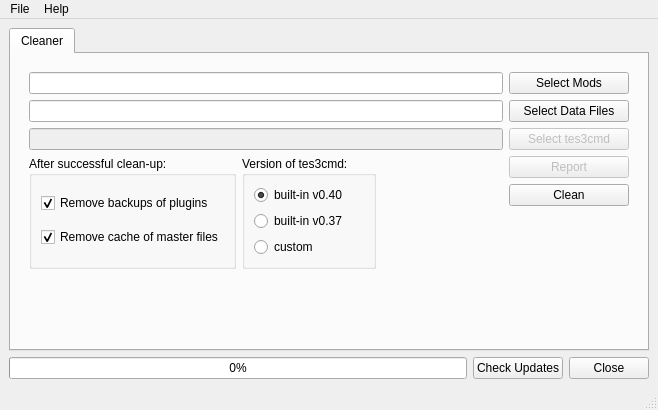
This is moht/ui/qtgui.ui in emcek/modhelpertool as Qt 5 draws it before an edit. The edited form follows.
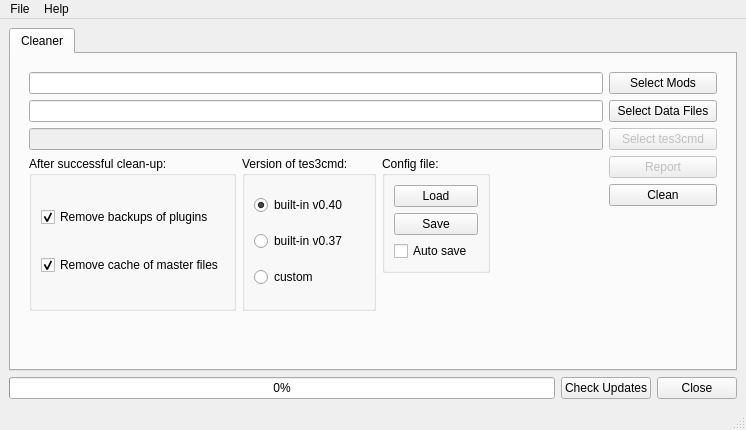
This is the edited form. Icons and pictures are not drawn.

What changed in the file:
```diff
--- a/moht/ui/qtgui.ui
+++ b/moht/ui/qtgui.ui
@@ -6,8 +6,8 @@
    <rect>
     <x>0</x>
     <y>0</y>
-    <width>658</width>
-    <height>410</height>
+    <width>746</width>
+    <height>430</height>
    </rect>
   </property>
   <property name="minimumSize">
@@ -63,17 +63,42 @@
           </property>
           <widget class="QWidget" name="page_clean">
            <layout class="QGridLayout" name="gridLayout_4">
-            <item row="0" column="0" colspan="3">
-             <widget class="QLineEdit" name="le_mods_dir"/>
-            </item>
-            <item row="2" column="0" colspan="3">
-             <widget class="QLineEdit" name="le_tes3cmd">
-              <property name="enabled">
-               <bool>false</bool>
+            <item row="5" column="0" rowspan="4">
+             <widget class="QGroupBox" name="groupBox">
+              <property name="title">
+               <string>After successful clean-up:</string>
               </property>
+              <layout class="QVBoxLayout" name="verticalLayout">
+               <item>
+                <widget class="QCheckBox" name="cb_rm_backup">
+                 <property name="toolTip">
+                  <string>&lt;html&gt;&lt;head/&gt;&lt;body&gt;&lt;p&gt;During clean-up plugin file is copied to Data Files folder.&lt;/p&gt;&lt;p&gt;Cleaning proces create new plugin file.&lt;/p&gt;&lt;p&gt;When checkbox is checked dirty plugin file is removed.&lt;/p&gt;&lt;/body&gt;&lt;/html&gt;</string>
+                 </property>
+                 <property name="text">
+                  <string>Remove backups of plugins</string>
+                 </property>
+                 <property name="checked">
+                  <bool>true</bool>
+                 </property>
+                </widget>
+               </item>
+               <item>
+                <widget class="QCheckBox" name="cb_rm_cache">
+                 <property name="toolTip">
+                  <string>&lt;html&gt;&lt;head/&gt;&lt;body&gt;&lt;p&gt;Clean-up proccess create cache of master files in Data FIles folder.&lt;/p&gt;&lt;p&gt;It speed up cleaning a bit, but it takes some disk space as well.&lt;/p&gt;&lt;p&gt;When checkbox is checked, this cache is removed.&lt;/p&gt;&lt;/body&gt;&lt;/html&gt;</string>
+                 </property>
+                 <property name="text">
+                  <string>Remove cache of master files</string>
+                 </property>
+                 <property name="checked">
+                  <bool>true</bool>
+                 </property>
+                </widget>
+               </item>
+              </layout>
              </widget>
             </item>
-            <item row="1" column="3">
+            <item row="1" column="4">
              <widget class="QPushButton" name="pb_morrowind_dir">
               <property name="toolTip">
                <string>&lt;html&gt;&lt;head/&gt;&lt;body&gt;&lt;p&gt;Select &lt;span style=&quot; font-weight:600;&quot;&gt;Data Files &lt;/span&gt;folder of Morrowind installation&lt;/p&gt;&lt;/body&gt;&lt;/html&gt;</string>
@@ -83,63 +108,7 @@
               </property>
              </widget>
             </item>
-            <item row="0" column="3">
-             <widget class="QPushButton" name="pb_mods_dir">
-              <property name="toolTip">
-               <string>&lt;html&gt;&lt;head/&gt;&lt;body&gt;&lt;p&gt;Select root folder with Mods to clean.&lt;/p&gt;&lt;/body&gt;&lt;/html&gt;</string>
-              </property>
-              <property name="text">
-               <string>Select Mods</string>
-              </property>
-             </widget>
-            </item>
-            <item row="1" column="0" colspan="3">
-             <widget class="QLineEdit" name="le_morrowind_dir"/>
-            </item>
-            <item row="2" column="3">
-             <widget class="QPushButton" name="pb_tes3cmd">
-              <property name="enabled">
-               <bool>false</bool>
-              </property>
-              <property name="toolTip">
-               <string>&lt;html&gt;&lt;head/&gt;&lt;body&gt;&lt;p&gt;Select custom &lt;span style=&quot; font-weight:600;&quot;&gt;tes3cmd&lt;/span&gt; executable file, or keep using built-in one&lt;/p&gt;&lt;/body&gt;&lt;/html&gt;</string>
-              </property>
-              <property name="text">
-               <string>Select tes3cmd</string>
-              </property>
-             </widget>
-            </item>
-            <item row="4" column="3">
-             <widget class="QPushButton" name="pb_clean">
-              <property name="text">
-               <string>Clean</string>
-              </property>
-             </widget>
-            </item>
-            <item row="6" column="1">
-             <spacer name="verticalSpacer">
-              <property name="orientation">
-               <enum>Qt::Vertical</enum>
-              </property>
-              <property name="sizeHint" stdset="0">
-               <size>
-                <width>20</width>
-                <height>0</height>
-               </size>
-              </property>
-             </spacer>
-            </item>
-            <item row="3" column="3">
-             <widget class="QPushButton" name="pb_report">
-              <property name="enabled">
-               <bool>false</bool>
-              </property>
-              <property name="text">
-               <string>Report</string>
-              </property>
-             </widget>
-            </item>
-            <item row="3" column="1" rowspan="3">
+            <item row="5" column="1" rowspan="4">
              <widget class="QGroupBox" name="groupBox_2">
               <property name="title">
                <string>Version of tes3cmd:</string>
@@ -175,42 +144,46 @@
               </layout>
              </widget>
             </item>
-            <item row="3" column="0" rowspan="3">
-             <widget class="QGroupBox" name="groupBox">
-              <property name="title">
-               <string>After successful clean-up:</string>
+            <item row="1" column="0" colspan="4">
+             <widget class="QLineEdit" name="le_morrowind_dir"/>
+            </item>
+            <item row="9" column="1">
+             <spacer name="verticalSpacer">
+              <property name="orientation">
+               <enum>Qt::Vertical</enum>
               </property>
-              <layout class="QVBoxLayout" name="verticalLayout">
-               <item>
-                <widget class="QCheckBox" name="cb_rm_backup">
-                 <property name="toolTip">
-                  <string>&lt;html&gt;&lt;head/&gt;&lt;body&gt;&lt;p&gt;During clean-up plugin file is copied to Data Files folder.&lt;/p&gt;&lt;p&gt;Cleaning proces create new plugin file.&lt;/p&gt;&lt;p&gt;When checkbox is checked dirty plugin file is removed.&lt;/p&gt;&lt;/body&gt;&lt;/html&gt;</string>
-                 </property>
-                 <property name="text">
-                  <string>Remove backups of plugins</string>
-                 </property>
-                 <property name="checked">
-                  <bool>true</bool>
-                 </property>
-                </widget>
-               </item>
-               <item>
-                <widget class="QCheckBox" name="cb_rm_cache">
-                 <property name="toolTip">
-                  <string>&lt;html&gt;&lt;head/&gt;&lt;body&gt;&lt;p&gt;Clean-up proccess create cache of master files in Data FIles folder.&lt;/p&gt;&lt;p&gt;It speed up cleaning a bit, but it takes some disk space as well.&lt;/p&gt;&lt;p&gt;When checkbox is checked, this cache is removed.&lt;/p&gt;&lt;/body&gt;&lt;/html&gt;</string>
-                 </property>
-                 <property name="text">
-                  <string>Remove cache of master files</string>
-                 </property>
-                 <property name="checked">
-                  <bool>true</bool>
-                 </property>
-                </widget>
-               </item>
-              </layout>
+              <property name="sizeHint" stdset="0">
+               <size>
+                <width>20</width>
+                <height>0</height>
+               </size>
+              </property>
+             </spacer>
+            </item>
+            <item row="0" column="0" colspan="4">
+             <widget class="QLineEdit" name="le_mods_dir"/>
+            </item>
+            <item row="2" column="4">
+             <widget class="QPushButton" name="pb_tes3cmd">
+              <property name="enabled">
+               <bool>false</bool>
+              </property>
+              <property name="toolTip">
+               <string>&lt;html&gt;&lt;head/&gt;&lt;body&gt;&lt;p&gt;Select custom &lt;span style=&quot; font-weight:600;&quot;&gt;tes3cmd&lt;/span&gt; executable file, or keep using built-in one&lt;/p&gt;&lt;/body&gt;&lt;/html&gt;</string>
+              </property>
+              <property name="text">
+               <string>Select tes3cmd</string>
+              </property>
              </widget>
             </item>
-            <item row="5" column="2" colspan="2">
+            <item row="2" column="0" colspan="4">
+             <widget class="QLineEdit" name="le_tes3cmd">
+              <property name="enabled">
+               <bool>false</bool>
+              </property>
+             </widget>
+            </item>
+            <item row="8" column="2" colspan="3">
              <spacer name="horizontalSpacer">
               <property name="orientation">
                <enum>Qt::Horizontal</enum>
@@ -223,6 +196,63 @@
               </property>
              </spacer>
             </item>
+            <item row="0" column="4">
+             <widget class="QPushButton" name="pb_mods_dir">
+              <property name="toolTip">
+               <string>&lt;html&gt;&lt;head/&gt;&lt;body&gt;&lt;p&gt;Select root folder with Mods to clean.&lt;/p&gt;&lt;/body&gt;&lt;/html&gt;</string>
+              </property>
+              <property name="text">
+               <string>Select Mods</string>
+              </property>
+             </widget>
+            </item>
+            <item row="5" column="2" rowspan="3">
+             <widget class="QGroupBox" name="groupBox_3">
+              <property name="title">
+               <string>Config file:</string>
+              </property>
+              <layout class="QVBoxLayout" name="verticalLayout_3">
+               <item>
+                <widget class="QPushButton" name="pb_load">
+                 <property name="text">
+                  <string>Load</string>
+                 </property>
+                </widget>
+               </item>
+               <item>
+                <widget class="QPushButton" name="pb_save">
+                 <property name="text">
+                  <string>Save</string>
+                 </property>
+                </widget>
+               </item>
+               <item>
+                <widget class="QCheckBox" name="cb_auto_save">
+                 <property name="text">
+                  <string>Auto save</string>
+                 </property>
+                </widget>
+               </item>
+              </layout>
+             </widget>
+            </item>
+            <item row="5" column="4">
+             <widget class="QPushButton" name="pb_report">
+              <property name="enabled">
+               <bool>false</bool>
+              </property>
+              <property name="text">
+               <string>Report</string>
+              </property>
+             </widget>
+            </item>
+            <item row="6" column="4">
+             <widget class="QPushButton" name="pb_clean">
+              <property name="text">
+               <string>Clean</string>
+              </property>
+             </widget>
+            </item>
            </layout>
           </widget>
           <widget class="QWidget" name="page_report">
@@ -268,7 +298,7 @@
     <rect>
      <x>0</x>
      <y>0</y>
-     <width>658</width>
+     <width>746</width>
      <height>27</height>
     </rect>
    </property>
```
